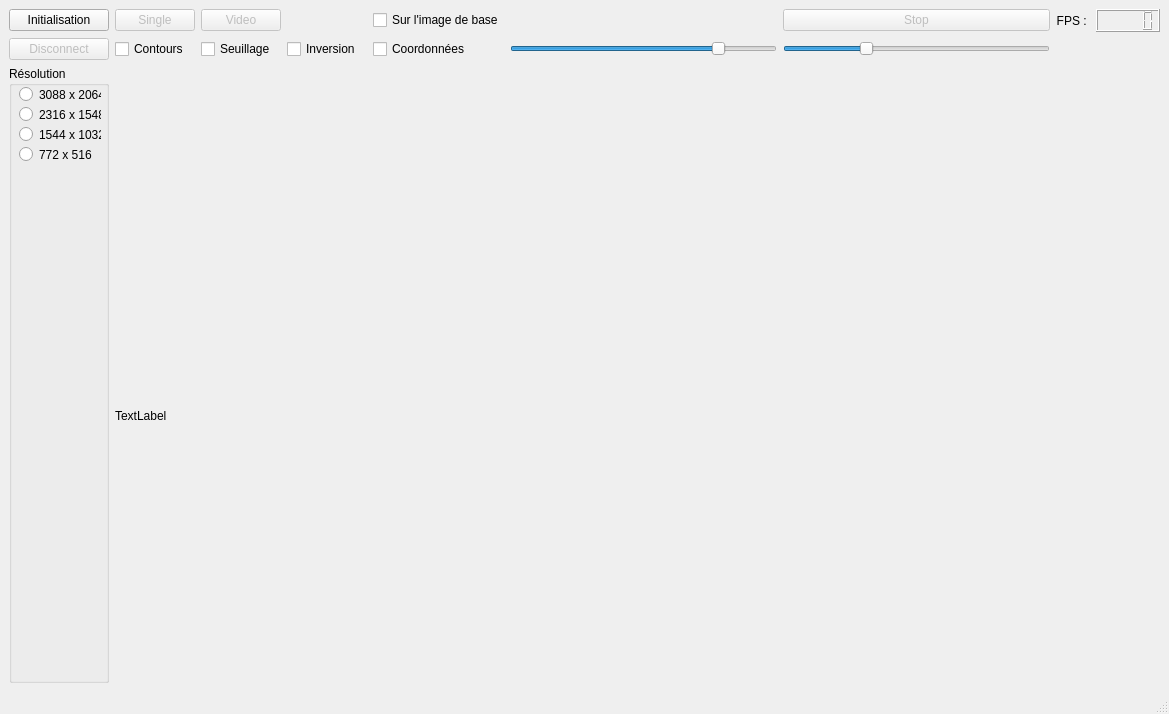
First picture: the form in mainwindow.ui, repository Lotheas/PFE-Vision, before the edit.
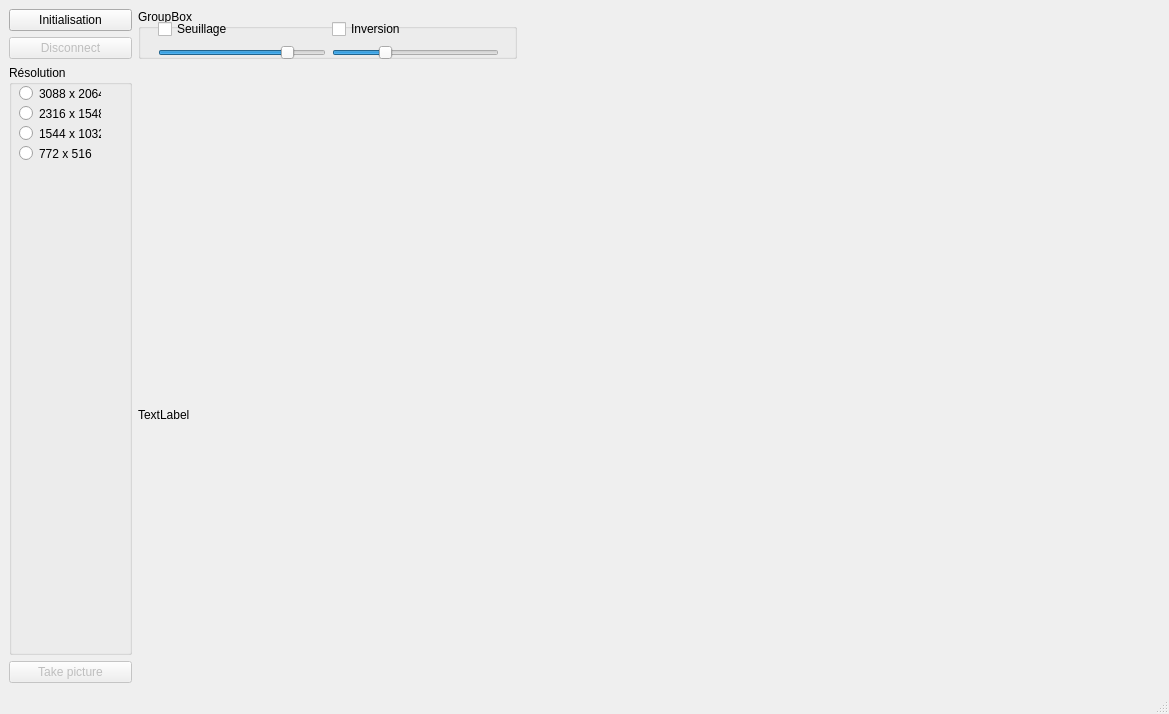
Second picture: the form after the edit.

Commit message: Add communication inter windows for offsets

```diff
--- a/mainwindow.ui
+++ b/mainwindow.ui
@@ -21,133 +21,6 @@
   </property>
   <widget class="QWidget" name="centralwidget">
    <layout class="QGridLayout" name="gridLayout">
-    <item row="1" column="7">
-     <widget class="QSlider" name="slider_ts">
-      <property name="minimum">
-       <number>1</number>
-      </property>
-      <property name="maximum">
-       <number>100</number>
-      </property>
-      <property name="pageStep">
-       <number>5</number>
-      </property>
-      <property name="sliderPosition">
-       <number>80</number>
-      </property>
-      <property name="orientation">
-       <enum>Qt::Horizontal</enum>
-      </property>
-     </widget>
-    </item>
-    <item row="0" column="10">
-     <widget class="QLCDNumber" name="lcd_fps"/>
-    </item>
-    <item row="1" column="6">
-     <widget class="QCheckBox" name="checkBox_coord">
-      <property name="text">
-       <string>Coordonnées</string>
-      </property>
-      <property name="tristate">
-       <bool>true</bool>
-      </property>
-     </widget>
-    </item>
-    <item row="1" column="4">
-     <widget class="QCheckBox" name="checkBox_inversion">
-      <property name="text">
-       <string>Inversion</string>
-      </property>
-     </widget>
-    </item>
-    <item row="0" column="9">
-     <widget class="QLabel" name="lbl_fps">
-      <property name="layoutDirection">
-       <enum>Qt::LeftToRight</enum>
-      </property>
-      <property name="text">
-       <string>FPS : </string>
-      </property>
-      <property name="alignment">
-       <set>Qt::AlignRight|Qt::AlignTrailing|Qt::AlignVCenter</set>
-      </property>
-     </widget>
-    </item>
-    <item row="2" column="2" colspan="9">
-     <widget class="QLabel" name="lbl_img">
-      <property name="minimumSize">
-       <size>
-        <width>700</width>
-        <height>700</height>
-       </size>
-      </property>
-      <property name="frameShape">
-       <enum>QFrame::NoFrame</enum>
-      </property>
-      <property name="lineWidth">
-       <number>3</number>
-      </property>
-      <property name="text">
-       <string>TextLabel</string>
-      </property>
-     </widget>
-    </item>
-    <item row="0" column="0">
-     <widget class="QPushButton" name="btn_init">
-      <property name="text">
-       <string>Initialisation</string>
-      </property>
-     </widget>
-    </item>
-    <item row="0" column="2">
-     <widget class="QPushButton" name="btn_single">
-      <property name="enabled">
-       <bool>false</bool>
-      </property>
-      <property name="text">
-       <string>Single</string>
-      </property>
-     </widget>
-    </item>
-    <item row="1" column="0">
-     <widget class="QPushButton" name="btn_disconnect">
-      <property name="enabled">
-       <bool>false</bool>
-      </property>
-      <property name="text">
-       <string>Disconnect</string>
-      </property>
-     </widget>
-    </item>
-    <item row="0" column="8">
-     <widget class="QPushButton" name="btn_stop">
-      <property name="enabled">
-       <bool>false</bool>
-      </property>
-      <property name="text">
-       <string>Stop</string>
-      </property>
-     </widget>
-    </item>
-    <item row="1" column="8">
-     <widget class="QSlider" name="slider_ratio">
-      <property name="minimum">
-       <number>0</number>
-      </property>
-      <property name="maximum">
-       <number>10</number>
-      </property>
-      <property name="pageStep">
-       <number>1</number>
-      </property>
-      <property name="value">
-       <number>3</number>
-      </property>
-      <property name="orientation">
-       <enum>Qt::Horizontal</enum>
-      </property>
-     </widget>
-    </item>
     <item row="2" column="0">
      <widget class="QGroupBox" name="groupBox_resolution">
       <property name="minimumSize">
@@ -213,37 +86,129 @@
       </widget>
      </widget>
     </item>
-    <item row="1" column="2">
-     <widget class="QCheckBox" name="checkBox_contours">
-      <property name="text">
-       <string>Contours</string>
+    <item row="3" column="0">
+     <widget class="QPushButton" name="btn_single">
+      <property name="enabled">
+       <bool>false</bool>
       </property>
-     </widget>
-    </item>
-    <item row="1" column="3">
-     <widget class="QCheckBox" name="checkBox_seuillage">
       <property name="text">
-       <string>Seuillage</string>
+       <string>Take picture</string>
       </property>
      </widget>
     </item>
-    <item row="0" column="3">
-     <widget class="QPushButton" name="btn_video">
+    <item row="1" column="0">
+     <widget class="QPushButton" name="btn_disconnect">
       <property name="enabled">
        <bool>false</bool>
       </property>
       <property name="text">
-       <string>Video</string>
+       <string>Disconnect</string>
       </property>
      </widget>
     </item>
-    <item row="0" column="6">
-     <widget class="QCheckBox" name="checkBox_onRealImage">
+    <item row="0" column="0">
+     <widget class="QPushButton" name="btn_init">
       <property name="text">
-       <string>Sur l'image de base</string>
+       <string>Initialisation</string>
       </property>
      </widget>
     </item>
+    <item row="2" column="1" colspan="8">
+     <widget class="QLabel" name="lbl_img">
+      <property name="minimumSize">
+       <size>
+        <width>700</width>
+        <height>700</height>
+       </size>
+      </property>
+      <property name="frameShape">
+       <enum>QFrame::NoFrame</enum>
+      </property>
+      <property name="lineWidth">
+       <number>3</number>
+      </property>
+      <property name="text">
+       <string>TextLabel</string>
+      </property>
+     </widget>
+    </item>
+    <item row="0" column="1" rowspan="2" colspan="3">
+     <widget class="QGroupBox" name="groupBox">
+      <property name="minimumSize">
+       <size>
+        <width>379</width>
+        <height>0</height>
+       </size>
+      </property>
+      <property name="title">
+       <string>GroupBox</string>
+      </property>
+      <widget class="QWidget" name="gridLayoutWidget">
+       <property name="geometry">
+        <rect>
+         <x>20</x>
+         <y>10</y>
+         <width>341</width>
+         <height>41</height>
+        </rect>
+       </property>
+       <layout class="QGridLayout" name="gridLayout_2">
+        <item row="2" column="0">
+         <widget class="QSlider" name="slider_ts">
+          <property name="minimum">
+           <number>1</number>
+          </property>
+          <property name="maximum">
+           <number>100</number>
+          </property>
+          <property name="pageStep">
+           <number>5</number>
+          </property>
+          <property name="sliderPosition">
+           <number>80</number>
+          </property>
+          <property name="orientation">
+           <enum>Qt::Horizontal</enum>
+          </property>
+         </widget>
+        </item>
+        <item row="2" column="1">
+         <widget class="QSlider" name="slider_ratio">
+          <property name="minimum">
+           <number>0</number>
+          </property>
+          <property name="maximum">
+           <number>10</number>
+          </property>
+          <property name="pageStep">
+           <number>1</number>
+          </property>
+          <property name="value">
+           <number>3</number>
+          </property>
+          <property name="orientation">
+           <enum>Qt::Horizontal</enum>
+          </property>
+         </widget>
+        </item>
+        <item row="0" column="1">
+         <widget class="QCheckBox" name="checkBox_inversion">
+          <property name="text">
+           <string>Inversion</string>
+          </property>
+         </widget>
+        </item>
+        <item row="0" column="0">
+         <widget class="QCheckBox" name="checkBox_seuillage">
+          <property name="text">
+           <string>Seuillage</string>
+          </property>
+         </widget>
+        </item>
+       </layout>
+      </widget>
+     </widget>
+    </item>
    </layout>
   </widget>
   <widget class="QStatusBar" name="statusbar"/>
```
The commit also changes 5 other files.
